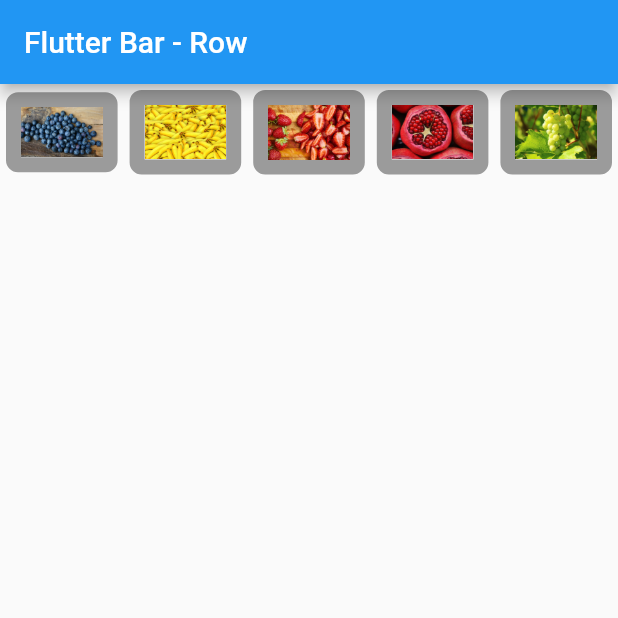
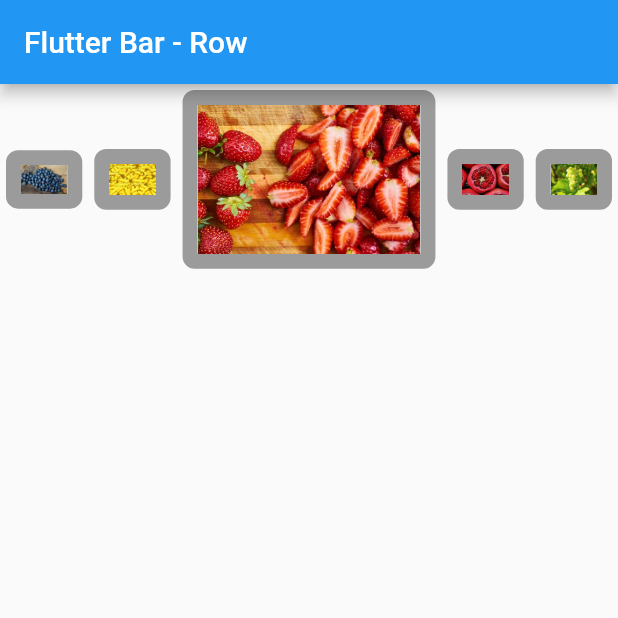
Before and after one commit to hustlebar/flutterbar, a Flutter app: the screen it shows after launch, on a phone screen of 412 x 824 dp, the top half of it. Run offline on Flutter 3.47's test engine with Material 2 defaults, Android fonts, the phone set to English and light mode, and no system bars.

Commit message:
flex propery is added for expanded widget

```diff
--- a/lib/layouts/row.dart
+++ b/lib/layouts/row.dart
@@ -41,6 +41,7 @@ class FlutterBarRow extends StatelessWidget {
 
   Widget _buildChild(String name) {
     return Expanded(
+      flex: (name == "03.jpg" ? 3 : 1),
       child: Container(
         decoration: BoxDecoration(
           border: Border.all(width: 10.0, color: Colors.black38),
```
